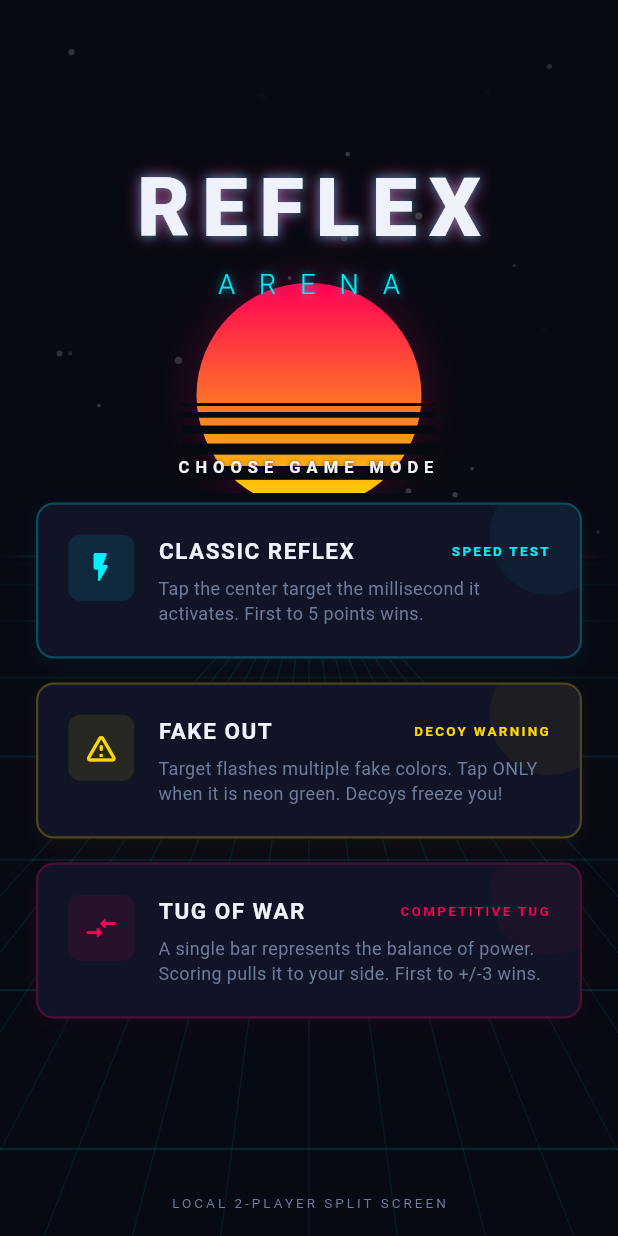
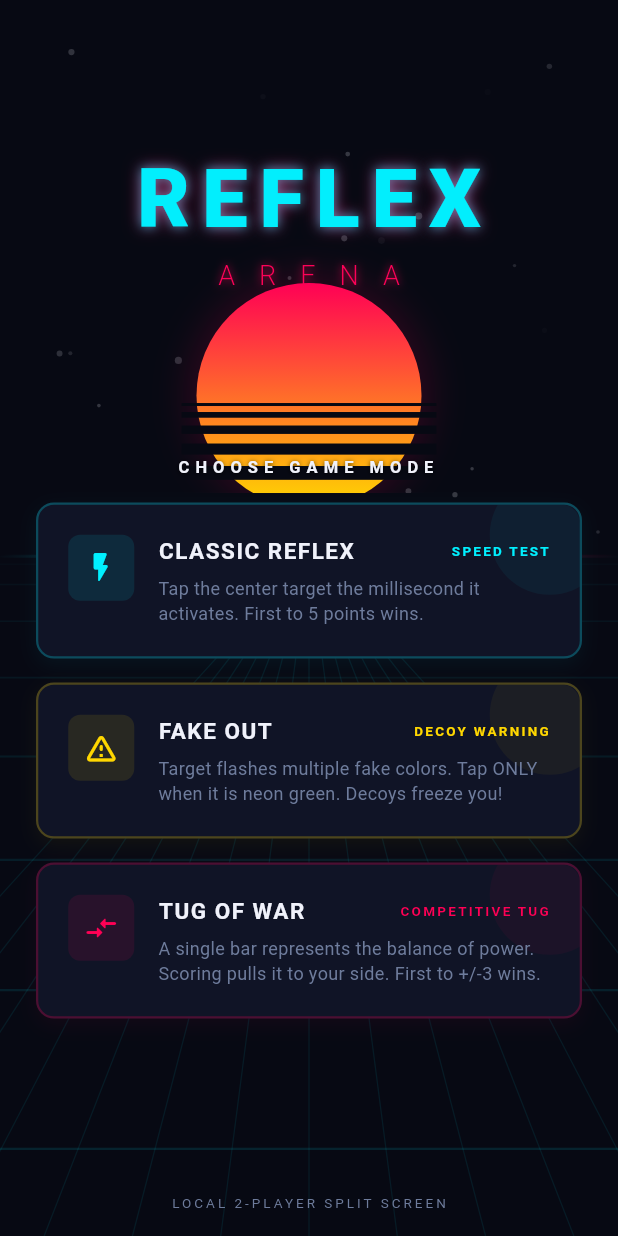
Before and after one commit to sirking1991/reflex_arena, a Flutter app: the screen it shows after launch, on a phone screen of 412 x 824 dp. Run offline on Flutter 3.47's test engine with Material 3 defaults, Android fonts, the phone set to English and light mode, and no system bars.

Commit message:
Animate Reflex Arena app name on main menu and fix widget test

```diff
--- a/lib/screens/menu_screen.dart
+++ b/lib/screens/menu_screen.dart
@@ -20,6 +20,12 @@ class _MenuScreenState extends State<MenuScreen> with TickerProviderStateMixin {
   late AnimationController _pulseController;
   late AnimationController _gridController;
   late AnimationController _entranceController;
+  late AnimationController _titleBobController;
+
+  // Title Animations
+  late Animation<double> _titleBob;
+  late Animation<Color?> _reflexColor;
+  late Animation<Color?> _arenaColor;
 
   // Staggered Animations
   late Animation<double> _titleFade;
@@ -50,6 +56,38 @@ class _MenuScreenState extends State<MenuScreen> with TickerProviderStateMixin {
     _entranceController = AnimationController(
       vsync: this,
       duration: const Duration(milliseconds: 1000),
+    );
+
+    _titleBobController = AnimationController(
+      vsync: this,
+      duration: const Duration(seconds: 4),
+    )..repeat(reverse: true);
+
+    _titleBob = Tween<double>(begin: -6.0, end: 6.0).animate(
+      CurvedAnimation(
+        parent: _titleBobController,
+        curve: Curves.easeInOutSine,
+      ),
+    );
+
+    _reflexColor = ColorTween(
+      begin: CyberColors.player1,
+      end: CyberColors.player2,
+    ).animate(
+      CurvedAnimation(
+        parent: _titleBobController,
+        curve: Curves.easeInOutSine,
+      ),
+    );
+
+    _arenaColor = ColorTween(
+      begin: CyberColors.player2,
+      end: CyberColors.player1,
+    ).animate(
+      CurvedAnimation(
+        parent: _titleBobController,
+        curve: Curves.easeInOutSine,
+      ),
     );
 
     // Staggered curve configurations
@@ -135,6 +173,7 @@ class _MenuScreenState extends State<MenuScreen> with TickerProviderStateMixin {
     _pulseController.dispose();
     _gridController.dispose();
     _entranceController.dispose();
+    _titleBobController.dispose();
     super.dispose();
   }
 
@@ -184,55 +223,57 @@ class _MenuScreenState extends State<MenuScreen> with TickerProviderStateMixin {
                     );
                   },
                   child: Center(
+                    child: AnimatedBuilder(
+                      animation: Listenable.merge([_pulseController, _titleBobController]),
+                      builder: (context, child) {
+                        final bobValue = _titleBob.value;
+                        final reflexColor = _reflexColor.value ?? CyberColors.player1;
+                        final arenaColor = _arenaColor.value ?? CyberColors.player2;
+                        final blur = 8.0 + _pulseController.value * 12.0;
+                        final arenaBlur = 6.0 + _pulseController.value * 8.0;
+
+                        return Transform.translate(
+                          offset: Offset(0, bobValue),
                           child: Column(
                             children: [
-                        AnimatedBuilder(
-                          animation: _pulseController,
-                          builder: (context, child) {
-                            final blur = 8.0 + _pulseController.value * 12.0;
-                            return Text(
+                              Text(
                                 "REFLEX",
                                 style: TextStyle(
                                   fontSize: 54,
                                   fontWeight: FontWeight.w900,
                                   letterSpacing: 8,
-                                color: CyberColors.textLight,
+                                  color: reflexColor,
                                   shadows: [
                                     Shadow(
-                                    color: CyberColors.player1.withValues(alpha: 0.8),
+                                      color: reflexColor.withValues(alpha: 0.8),
                                       blurRadius: blur,
                                     ),
                                     Shadow(
-                                    color: CyberColors.player2.withValues(alpha: 0.6),
+                                      color: arenaColor.withValues(alpha: 0.6),
                                       blurRadius: blur * 1.5,
+                                    ),
+                                  ],
+                                ),
+                              ),
+                              Text(
+                                "ARENA",
+                                style: TextStyle(
+                                  fontSize: 18,
+                                  fontWeight: FontWeight.w300,
+                                  letterSpacing: 16,
+                                  color: arenaColor,
+                                  shadows: [
+                                    Shadow(
+                                      color: arenaColor.withValues(alpha: 0.8),
+                                      blurRadius: arenaBlur,
+                                    ),
+                                  ],
+                                ),
                               ),
                             ],
                           ),
                         );
                       },
-                        ),
-                        AnimatedBuilder(
-                          animation: _pulseController,
-                          builder: (context, child) {
-                            final blur = 6.0 + _pulseController.value * 8.0;
-                            return Text(
-                              "ARENA",
-                              style: TextStyle(
-                                fontSize: 18,
-                                fontWeight: FontWeight.w300,
-                                letterSpacing: 16,
-                                color: CyberColors.player1,
-                                shadows: [
-                                  Shadow(
-                                    color: CyberColors.player1.withValues(alpha: 0.8),
-                                    blurRadius: blur,
-                                  ),
-                                ],
-                              ),
-                            );
-                          },
-                        ),
-                      ],
                     ),
                   ),
                 ),
```
Also changed, not shown: 1 other file. Lines whose indentation alone changed are shown as unchanged.
